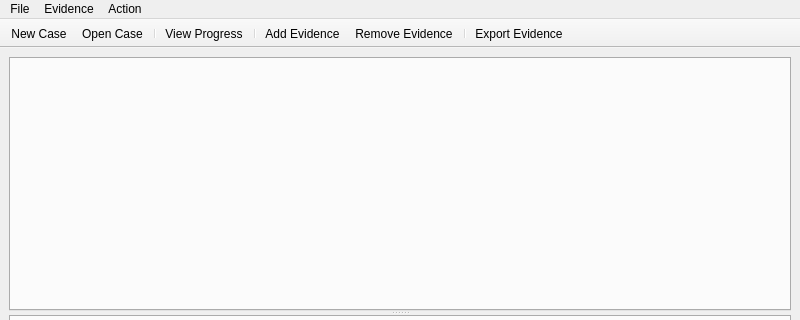
Old version of the form main/wombatforensics.ui in the repository pjrinaldi/wombatforensics; both pictures show x 0 to 800 and y 0 to 320 of the 800 by 600 pixel window.
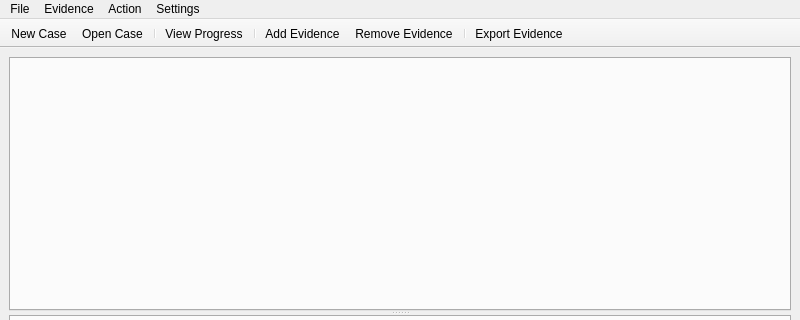
New version of the form. Icons and pictures are not drawn.

```diff
--- a/main/wombatforensics.ui
+++ b/main/wombatforensics.ui
@@ -83,9 +83,16 @@
     </property>
     <addaction name="actionExport_Evidence"/>
    </widget>
+   <widget class="QMenu" name="menuSettings">
+    <property name="title">
+     <string>Settings</string>
+    </property>
+    <addaction name="actionManage_OmniViewer_Signatures"/>
+   </widget>
    <addaction name="menuFile"/>
    <addaction name="menuEvidence"/>
    <addaction name="menuAction"/>
+   <addaction name="menuSettings"/>
   </widget>
   <widget class="QStatusBar" name="mainStatusbar"/>
   <widget class="QToolBar" name="mainToolBar">
```
Left out of the diff: 5 changed lines with no effect on the pictures.
